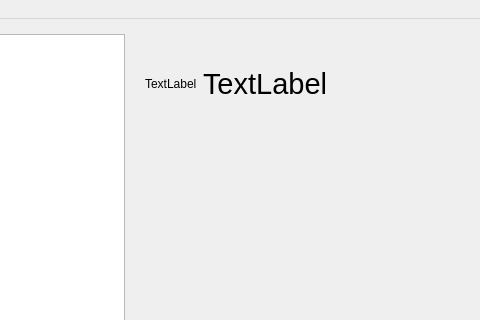
Above: ui/admin.ui from viur-framework/viur-admin before the change; both pictures show x 190 to 670 and y 0 to 320 of the 983 by 707 pixel window. Below: the same form after it.
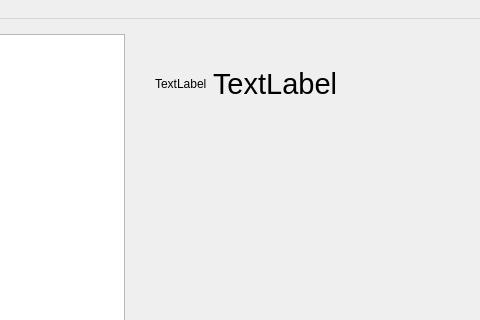
That is the form after the change. Icons and pictures are not drawn.

Patch:
```diff
--- a/ui/admin.ui
+++ b/ui/admin.ui
@@ -26,7 +26,7 @@
   <widget class="QWidget" name="centralwidget">
    <layout class="QHBoxLayout" name="horizontalLayout_2">
     <property name="spacing">
-     <number>20</number>
+     <number>30</number>
     </property>
     <property name="leftMargin">
      <number>15</number>
```
